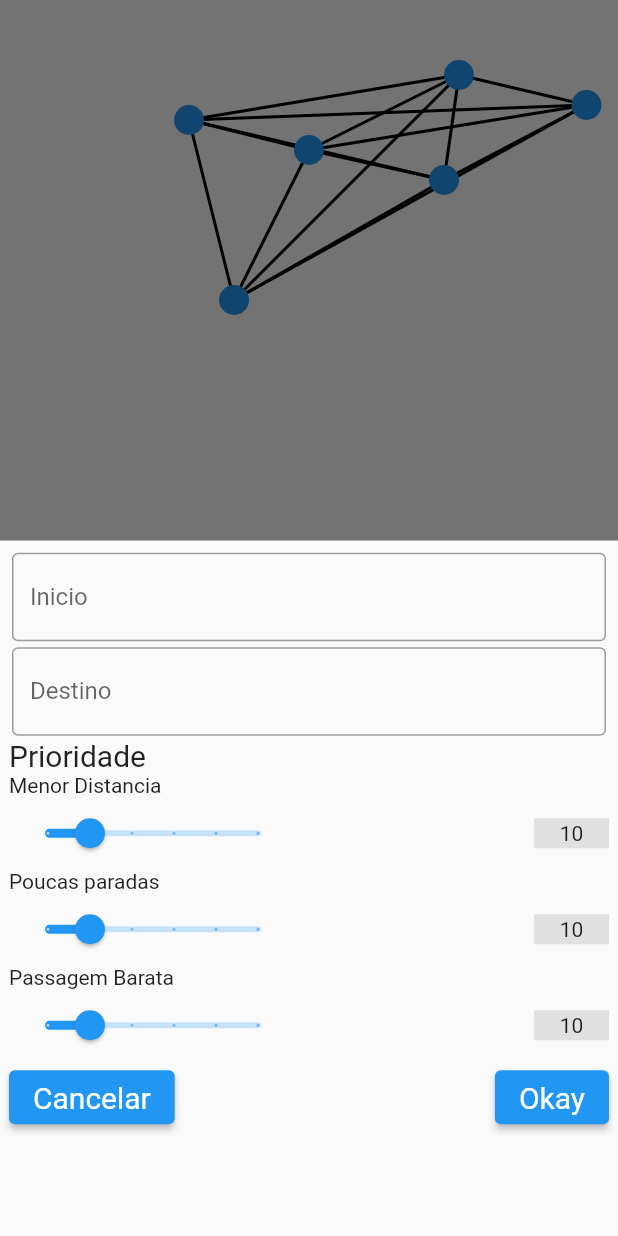
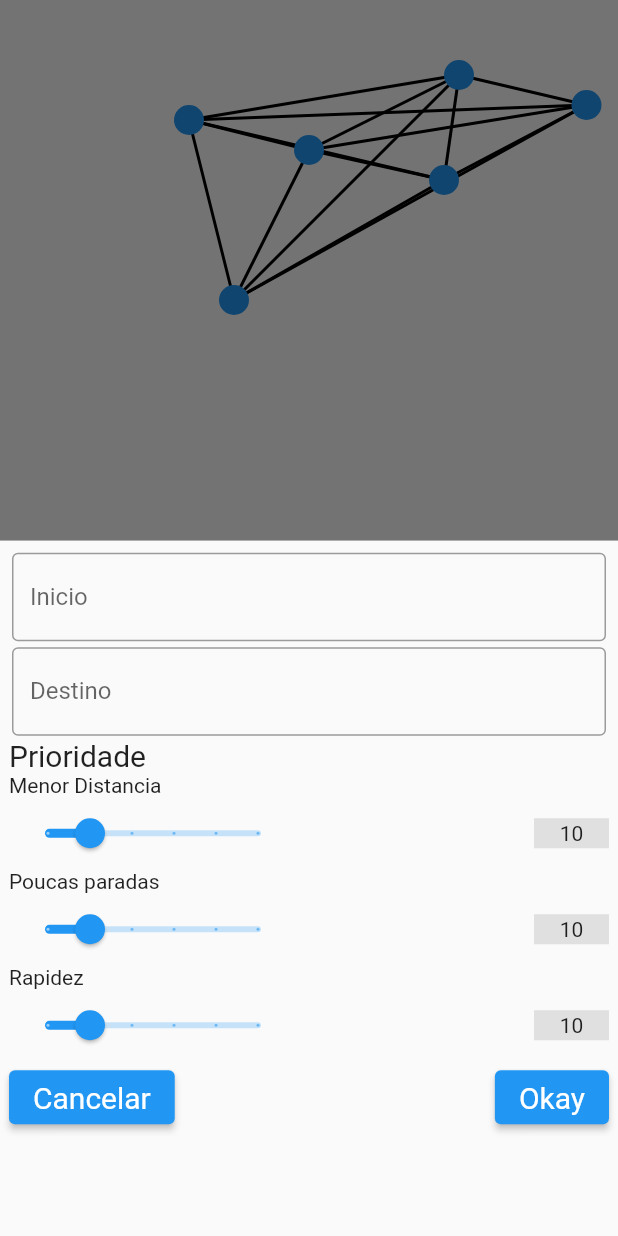
Before and after one commit to SantanaCosta/Route-Search, a Flutter app: the RoutesPage widget shown alone on an empty page, opened directly, after a tap on the "route" icon, on a phone screen of 412 x 824 dp. Run offline on Flutter 3.47's test engine with Material 2 defaults, Android fonts, the phone set to English and light mode, and no system bars.

Commit message:
Novas coordenadas e ajustando arquivos

```diff
--- a/route_search/lib/view/routes_page.dart
+++ b/route_search/lib/view/routes_page.dart
@@ -177,7 +177,7 @@ class _RoutesPageState extends State<RoutesPage> {
           ],
         ),
         const Text(
-          "Passagem Barata",
+          "Rapidez",
           style: TextStyle(fontSize: 14),
         ),
         Row(
```
Also changed, not shown: 3 other files.
